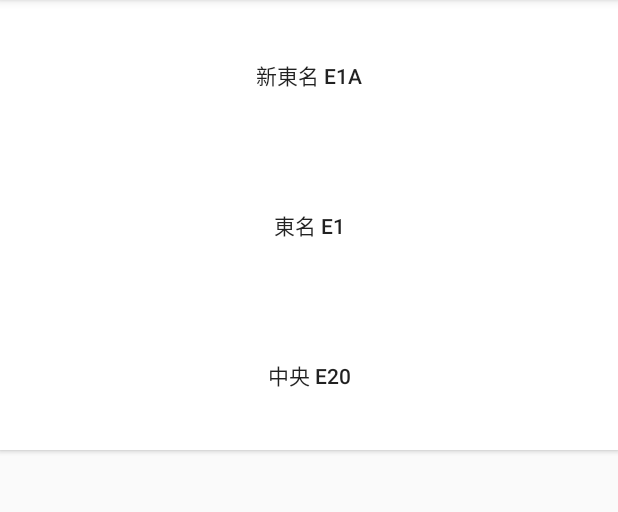
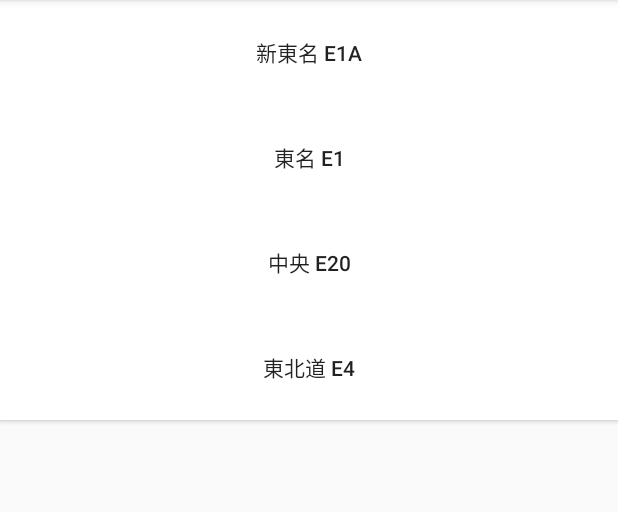
Before and after one commit to AstPy-ms/hitchHikeApp, an Android app: the screen it shows after launch (MainActivity), on a phone screen of 412 x 824 dp, the part 84-596 px from its top. Run offline under Robolectric (Android 15) with nearby library versions, the phone set to English and light mode, and no system bars.

Commit message:
Add 'tohoku highway'

```diff
--- a/app/src/main/res/layout/activity_main.xml
+++ b/app/src/main/res/layout/activity_main.xml
@@ -6,31 +6,51 @@
     android:layout_height="match_parent"
     tools:context=".MainActivity">
 
-    <Button
-        android:id="@+id/toumei"
-        android:layout_width="fill_parent"
-        android:layout_height="100dp"
-        android:background="#ffffff"
-        android:text="東名 E1"
-	app:layout_constraintTop_toBottomOf="@+id/stoumei" />
+    <!-- format
+        android:id                                  // ボタンのID
+        android:text                                // ボタンに書かれる名前
+        android:layout_heighth                      // ボタンの幅
+        android:layout_width                        // ボタンの高さ
+        android:background                          // ボタンの色
+        app:layout_constraint[PLACE]_to[PLACE]Of    // ボタンの端っこがどこに接するか
+        android:layout_weight                       // レイアウトの比重
+    -->
 
     <Button
         android:id="@+id/stoumei"
+        android:text="新東名 E1A"
+        android:layout_height="70dp"
         android:layout_width="fill_parent"
-        android:layout_height="100dp"
-        android:layout_weight="1"
         android:background="#ffffff"
-        android:text="新東名 E1A"
-        app:layout_constraintTop_toTopOf="parent" />
+        app:layout_constraintTop_toTopOf="parent"
+        android:layout_weight="1" />
+
+    <Button
+        android:id="@+id/toumei"
+        android:text="東名 E1"
+        android:layout_height="70dp"
+        android:layout_width="fill_parent"
+        android:background="#ffffff"
+	    app:layout_constraintTop_toBottomOf="@+id/stoumei"
+        android:layout_weight="1" />
 
     <Button
         android:id="@+id/chuo"
+        android:text="中央 E20"
+        android:layout_height="70dp"
         android:layout_width="fill_parent"
-        android:layout_height="100dp"
+        android:background="#ffffff"
+        app:layout_constraintTop_toBottomOf="@+id/toumei"
         android:layout_weight="1"
-        android:background="#ffffff"
-        android:text="中央 E20"
-        app:layout_constraintTop_toBottomOf="@+id/toumei"
         tools:layout_editor_absoluteX="0dp" />
 
+    <Button
+        android:id="@+id/tohoku"
+        android:text="東北道 E4"
+        android:layout_height="70dp"
+        android:layout_width="fill_parent"
+        android:background="#ffffff"
+	    app:layout_constraintTop_toBottomOf="@+id/chuo"
+        android:layout_weight="1" />
+
 </androidx.constraintlayout.widget.ConstraintLayout>
```
